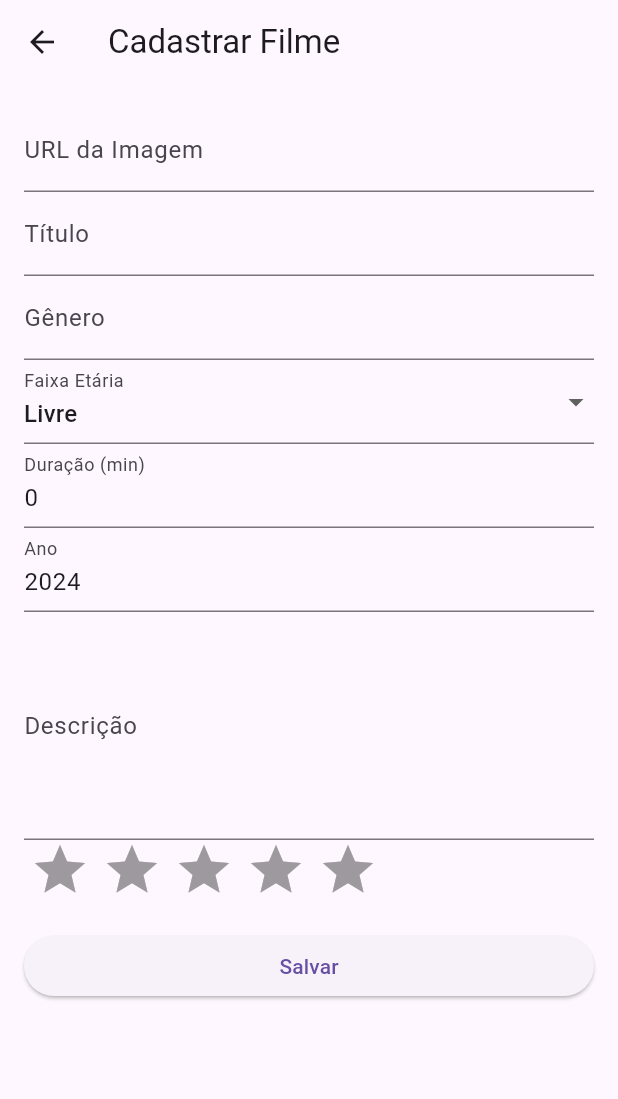
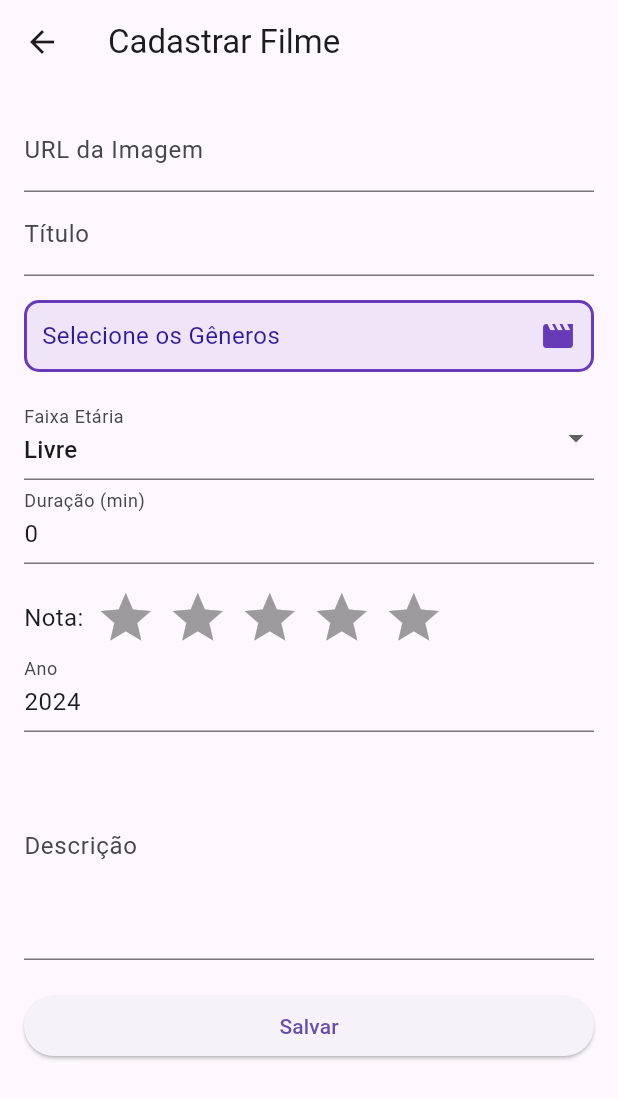
Before and after one commit to EmillyLopes/cadastro_filmes, a Flutter app: the screen it shows after launch, after a tap on the "add" icon, on a phone screen of 412 x 824 dp. Shown: the top 1099 px of the screen. Run offline on Flutter 3.47's test engine with Material 3 defaults, Android fonts, the phone set to English and light mode, and no system bars; drawn by our look-alikes of flutter_rating_bar, multi_select_flutter; our stand-ins replace sqflite; accounts and stored records are empty; network calls fail.

Commit message:
[REFACTOR] - Altera

```diff
--- a/lib/pages/cadastrar_filme_page.dart
+++ b/lib/pages/cadastrar_filme_page.dart
@@ -1,6 +1,6 @@
 import 'package:flutter/material.dart';
-
 import 'package:flutter_rating_bar/flutter_rating_bar.dart';
+import 'package:multi_select_flutter/multi_select_flutter.dart';
 
 import '../database_helper.dart';
 import '../models/filme.dart';
@@ -18,12 +18,23 @@ class _CadastrarFilmePageState extends State<CadastrarFilmePage> {
   final _formKey = GlobalKey<FormState>();
   late String _urlImagem;
   late String _titulo;
-  late String _genero;
+  late List<String> _generos;
   late String _faixaEtaria;
   late int _duracao;
   late double _pontuacao;
   late String _descricao;
   late int _ano;
+
+  final List<MultiSelectItem<String>> _genreItems = [
+    MultiSelectItem('Ação', 'Ação'),
+    MultiSelectItem('Comédia', 'Comédia'),
+    MultiSelectItem('Drama', 'Drama'),
+    MultiSelectItem('Terror', 'Terror'),
+    MultiSelectItem('Ficção Científica', 'Ficção Científica'),
+    MultiSelectItem('Romance', 'Romance'),
+    MultiSelectItem('Aventura', 'Aventura'),
+    MultiSelectItem('Animação', 'Animação'),
+  ];
 
   @override
   void initState() {
@@ -31,7 +42,7 @@ class _CadastrarFilmePageState extends State<CadastrarFilmePage> {
     if (widget.filme != null) {
       _urlImagem = widget.filme!.urlImagem;
       _titulo = widget.filme!.titulo;
-      _genero = widget.filme!.genero;
+      _generos = widget.filme!.genero.split(', ');
       _faixaEtaria = widget.filme!.faixaEtaria;
       _duracao = widget.filme!.duracao;
       _pontuacao = widget.filme!.pontuacao;
@@ -40,7 +51,7 @@ class _CadastrarFilmePageState extends State<CadastrarFilmePage> {
     } else {
       _urlImagem = '';
       _titulo = '';
-      _genero = '';
+      _generos = [];
       _faixaEtaria = 'Livre';
       _duracao = 0;
       _pontuacao = 0.0;
@@ -56,7 +67,7 @@ class _CadastrarFilmePageState extends State<CadastrarFilmePage> {
         id: widget.filme?.id,
         urlImagem: _urlImagem,
         titulo: _titulo,
-        genero: _genero,
+        genero: _generos.join(', '),
         faixaEtaria: _faixaEtaria,
         duracao: _duracao,
         pontuacao: _pontuacao,
@@ -112,19 +123,36 @@ class _CadastrarFilmePageState extends State<CadastrarFilmePage> {
                   _titulo = value!;
                 },
               ),
-              TextFormField(
-                initialValue: _genero,
-                decoration: InputDecoration(labelText: 'Gênero'),
-                validator: (value) {
-                  if (value == null || value.isEmpty) {
-                    return 'Por favor, insira o gênero';
-                  }
-                  return null;
+              SizedBox(height: 16.0),
+              MultiSelectDialogField(
+                items: _genreItems,
+                title: Text("Gêneros"),
+                selectedColor: Colors.deepPurple,
+                decoration: BoxDecoration(
+                  color: Colors.deepPurple.withOpacity(0.1),
+                  borderRadius: BorderRadius.all(Radius.circular(10)),
+                  border: Border.all(
+                    color: Colors.deepPurple,
+                    width: 2,
+                  ),
+                ),
+                buttonIcon: Icon(
+                  Icons.movie,
+                  color: Colors.deepPurple,
+                ),
+                buttonText: Text(
+                  "Selecione os Gêneros",
+                  style: TextStyle(
+                    color: Colors.deepPurple[900],
+                    fontSize: 16,
+                  ),
+                ),
+                onConfirm: (results) {
+                  _generos = results.cast<String>();
                 },
-                onSaved: (value) {
-                  _genero = value!;
-                },
+                initialValue: _generos,
               ),
+              SizedBox(height: 16.0),
               DropdownButtonFormField<String>(
                 value: _faixaEtaria,
                 decoration: InputDecoration(labelText: 'Faixa Etária'),
@@ -154,6 +182,30 @@ class _CadastrarFilmePageState extends State<CadastrarFilmePage> {
                   _duracao = int.parse(value!);
                 },
               ),
+              SizedBox(height: 16.0),
+              Row(
+                children: [
+                  Text(
+                    "Nota: ",
+                    style: TextStyle(fontSize: 16),
+                  ),
+                  RatingBar.builder(
+                    initialRating: _pontuacao,
+                    minRating: 0,
+                    direction: Axis.horizontal,
+                    allowHalfRating: true,
+                    itemCount: 5,
+                    itemPadding: EdgeInsets.symmetric(horizontal: 4.0),
+                    itemBuilder: (context, _) => Icon(
+                      Icons.star,
+                      color: Colors.amber,
+                    ),
+                    onRatingUpdate: (rating) {
+                      _pontuacao = rating;
+                    },
+                  ),
+                ],
+              ),
               TextFormField(
                 initialValue: _ano.toString(),
                 decoration: InputDecoration(labelText: 'Ano'),
@@ -182,21 +234,6 @@ class _CadastrarFilmePageState extends State<CadastrarFilmePage> {
                   _descricao = value!;
                 },
               ),
-              RatingBar.builder(
-                initialRating: _pontuacao,
-                minRating: 1,
-                direction: Axis.horizontal,
-                allowHalfRating: true,
-                itemCount: 5,
-                itemPadding: EdgeInsets.symmetric(horizontal: 4.0),
-                itemBuilder: (context, _) => Icon(
-                  Icons.star,
-                  color: Colors.amber,
-                ),
-                onRatingUpdate: (rating) {
-                  _pontuacao = rating;
-                },
-              ),
               SizedBox(height: 20),
               ElevatedButton(
                 onPressed: _saveForm,
--- a/lib/pages/detalhes_filme_page.dart
+++ b/lib/pages/detalhes_filme_page.dart
@@ -12,7 +12,11 @@ class DetalhesFilmePage extends StatelessWidget {
   Widget build(BuildContext context) {
     return Scaffold(
       appBar: AppBar(
-        title: Text('Detalhes do Filme'),
+        backgroundColor: Colors.deepPurple,
+        title: Text(
+          'Detalhes do Filme',
+          style: TextStyle(color: Colors.white),
+        ),
       ),
       body: Padding(
         padding: EdgeInsets.all(16.0),
--- a/lib/pages/listar_filmes_page.dart
+++ b/lib/pages/listar_filmes_page.dart
@@ -1,5 +1,4 @@
 import 'package:flutter/material.dart';
-
 import 'package:flutter_rating_bar/flutter_rating_bar.dart';
 
 import '../database_helper.dart';
@@ -13,61 +12,58 @@ class ListarFilmesPage extends StatefulWidget {
 }
 
 class _ListarFilmesPageState extends State<ListarFilmesPage> {
-  List<Filme> _filmes = [];
-  final dbHelper = DatabaseHelper();
+  List<Filme> filmes = [];
 
   @override
   void initState() {
     super.initState();
-    _loadFilmes();
+    _getFilmes();
   }
 
-  void _loadFilmes() async {
-    List<Filme> filmes = await dbHelper.getFilmes();
+  void _getFilmes() async {
+    final dbHelper = DatabaseHelper();
+    List<Filme> list = await dbHelper.getFilmes();
     setState(() {
-      _filmes = filmes;
+      filmes = list;
     });
-  }
-
-  void _navigateToCadastrarFilme([Filme? filme]) async {
-    await Navigator.push(
-      context,
-      MaterialPageRoute(
-        builder: (context) => CadastrarFilmePage(filme: filme),
-      ),
-    );
-    _loadFilmes();
-  }
-
-  void _deleteFilme(int id) async {
-    await dbHelper.deleteFilme(id);
-    _loadFilmes();
   }
 
   @override
   Widget build(BuildContext context) {
     return Scaffold(
       appBar: AppBar(
-        title: Text('Filmes'),
+        backgroundColor: Colors.deepPurple,
+        title: Text(
+          'Filmes',
+          style: TextStyle(color: Colors.white),
+        ),
         actions: [
           IconButton(
-            icon: Icon(Icons.add),
-            onPressed: () => _navigateToCadastrarFilme(),
+            icon: Icon(Icons.info),
+            onPressed: () {
+              _showAlert(context);
+            },
           ),
         ],
       ),
       body: ListView.builder(
-        itemCount: _filmes.length,
+        itemCount: filmes.length,
         itemBuilder: (context, index) {
-          Filme filme = _filmes[index];
-          return Column(
+          final filme = filmes[index];
+          return Padding(
+            padding: const EdgeInsets.all(8.0),
+            child: Card(
+              elevation: 4,
+              shape: RoundedRectangleBorder(
+                borderRadius: BorderRadius.circular(10),
+              ),
+              child: Column(
                 children: [
                   ListTile(
-                contentPadding: EdgeInsets.all(10.0),
                     leading: Image.network(
                       filme.urlImagem,
-                  width: 50,
-                  height: 100,
+                      width: 70,
+                      height: 150,
                       fit: BoxFit.cover,
                     ),
                     title: Text(
@@ -79,9 +75,6 @@ class _ListarFilmesPageState extends State<ListarFilmesPage> {
                       children: [
                         Text('Gênero: ${filme.genero}'),
                         Text('Duração: ${filme.duracao} min'),
-                    Row(
-                      children: [
-                        Text('Pontuação: '),
                         RatingBarIndicator(
                           rating: filme.pontuacao,
                           itemBuilder: (context, index) => Icon(
@@ -89,38 +82,85 @@ class _ListarFilmesPageState extends State<ListarFilmesPage> {
                             color: Colors.amber,
                           ),
                           itemCount: 5,
-                          itemSize: 15.0,
+                          itemSize: 20.0,
                           direction: Axis.horizontal,
                         ),
                       ],
                     ),
-                  ],
-                ),
-                onTap: () => Navigator.push(
-                  context,
-                  MaterialPageRoute(
-                    builder: (context) => DetalhesFilmePage(filme: filme),
-                  ),
-                ),
-                trailing: Row(
-                  mainAxisSize: MainAxisSize.min,
-                  children: [
-                    IconButton(
-                      icon: Icon(Icons.edit),
-                      onPressed: () => _navigateToCadastrarFilme(filme),
-                    ),
-                    IconButton(
-                      icon: Icon(Icons.delete),
-                      onPressed: () => _deleteFilme(filme.id!),
+                    onTap: () {
+                      _showOptions(context, filme);
+                    },
                   ),
                 ],
               ),
             ),
-              Divider(thickness: 2),  // Adiciona uma linha horizontal entre os itens
+          );
+        },
+      ),
+      floatingActionButton: FloatingActionButton(
+        onPressed: () {
+          Navigator.push(
+            context,
+            MaterialPageRoute(builder: (context) => CadastrarFilmePage()),
+          );
+        },
+        child: Icon(Icons.add),
+      ),
+    );
+  }
+
+  void _showAlert(BuildContext context) {
+    showDialog(
+      context: context,
+      builder: (BuildContext context) {
+        return AlertDialog(
+          title: Text("Nome do Grupo"),
+          content: Text("Seu Grupo"),
+          actions: <Widget>[
+            TextButton(
+              child: Text("OK"),
+              onPressed: () {
+                Navigator.of(context).pop();
+              },
+            ),
           ],
         );
       },
+    );
+  }
+
+  void _showOptions(BuildContext context, Filme filme) {
+    showModalBottomSheet(
+      context: context,
+      builder: (BuildContext context) {
+        return Column(
+          mainAxisSize: MainAxisSize.min,
+          children: <Widget>[
+            ListTile(
+              leading: Icon(Icons.info),
+              title: Text('Exibir Dados'),
+              onTap: () {
+                Navigator.pop(context);
+                Navigator.push(
+                  context,
+                  MaterialPageRoute(builder: (context) => DetalhesFilmePage(filme: filme)),
+                );
+              },
             ),
+            ListTile(
+              leading: Icon(Icons.edit),
+              title: Text('Alterar'),
+              onTap: () {
+                Navigator.pop(context);
+                Navigator.push(
+                  context,
+                  MaterialPageRoute(builder: (context) => CadastrarFilmePage(filme: filme)),
+                );
+              },
+            ),
+          ],
+        );
+      },
     );
   }
 }
```
Lines whose indentation alone changed are shown as unchanged.
